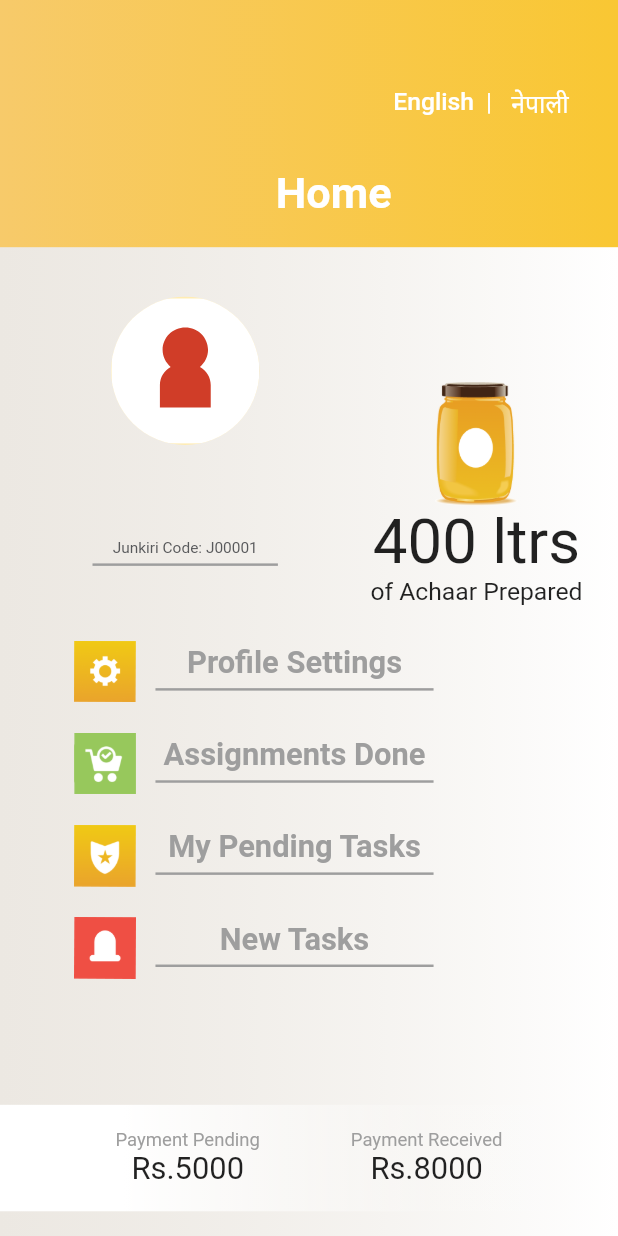
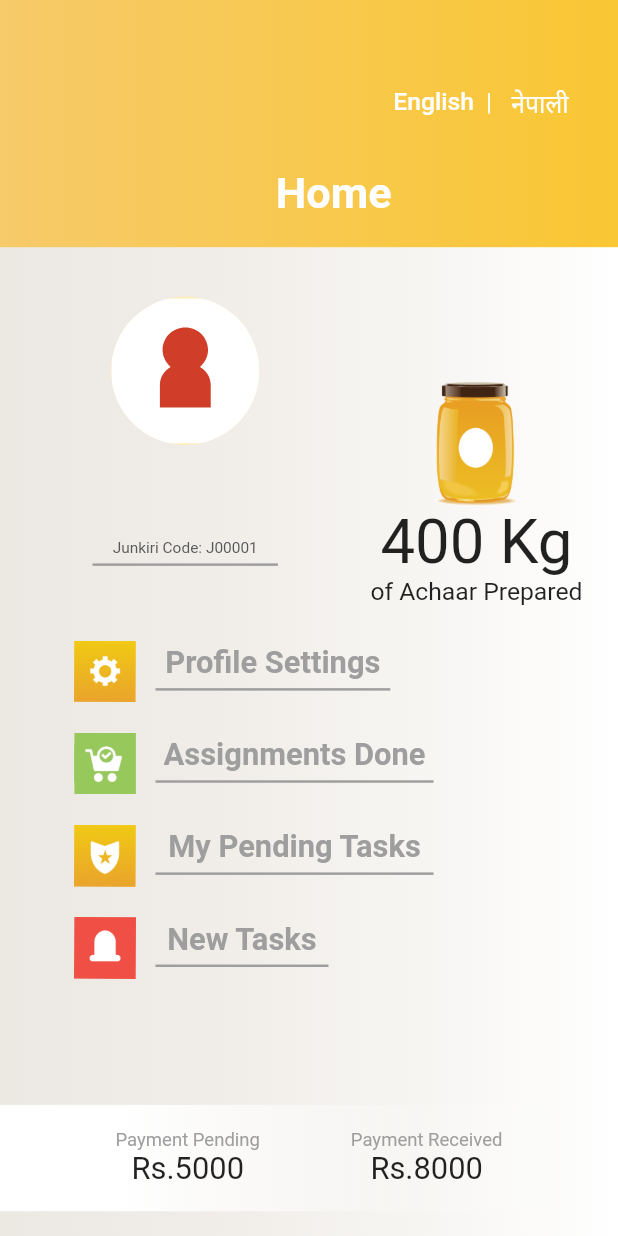
Before and after one commit to diksha/grihni, a Flutter app: the Profile widget shown alone on an empty page, opened directly with empty values, on a phone screen of 412 x 824 dp. Run offline on Flutter 3.47's test engine with Material 2 defaults, Android fonts, the phone set to English and light mode, and no system bars; our stand-ins replace cloud_firestore, device_preview, firebase_auth, firebase_core, flutter_riverpod, flutter_svg and 2 more; accounts and stored records are empty; generated files the repository leaves out were written again.

Commit message:
Left align the Profile Settings and New Task in Profile Screen

```diff
--- a/lib/ui/screens/profile/profile.dart
+++ b/lib/ui/screens/profile/profile.dart
@@ -100,7 +100,7 @@ class Profile extends ConsumerWidget {
                     child: Image.asset('assets/images/job.png'),
                   ),
                   Text(
-                    "400 ltrs",
+                    "400 Kg",
                     style: TextStyle(
                       fontSize: w * 0.1,
                     ),
@@ -148,7 +148,7 @@ class Profile extends ConsumerWidget {
                             Padding(
                               padding: const EdgeInsets.all(5.0),
                               child: Container(
-                                width: w*0.45,
+                                width: w*0.38,
                                 height:h*0.002,
                                 color: Colors.grey,
                               ),
@@ -245,7 +245,7 @@ class Profile extends ConsumerWidget {
                             Padding(
                               padding: const EdgeInsets.all(5.0),
                               child: Container(
-                                width: w*0.45,
+                                width: w*0.28,
                                 height:h*0.002,
                                 color: Colors.grey,
                               ),
```
